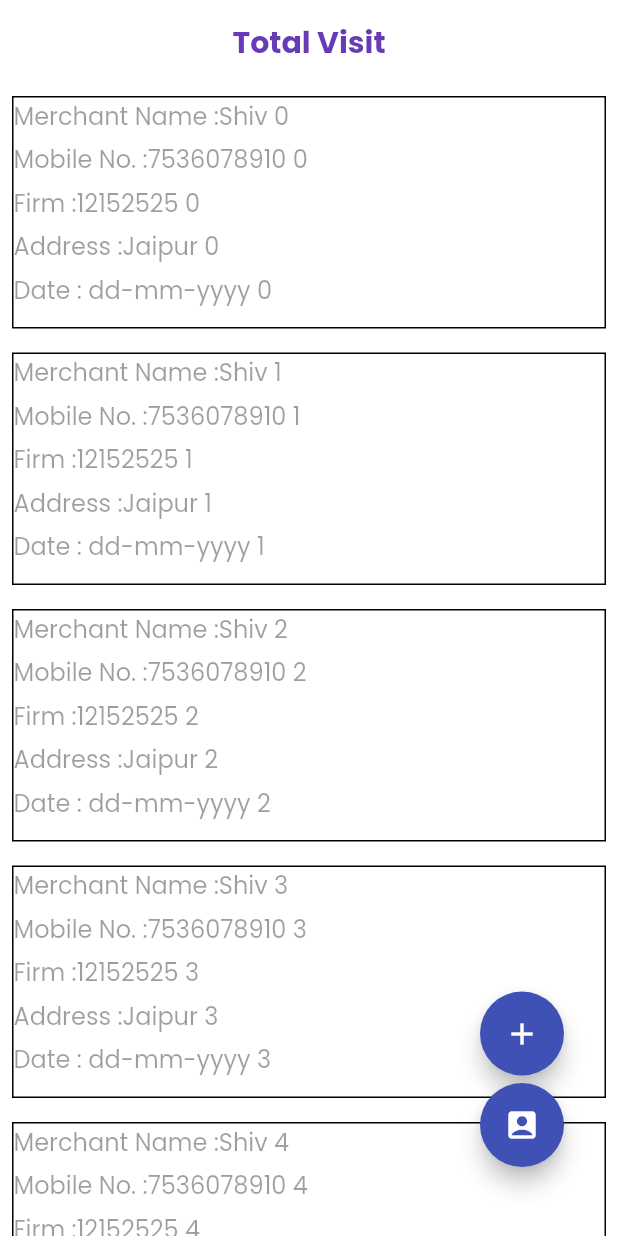
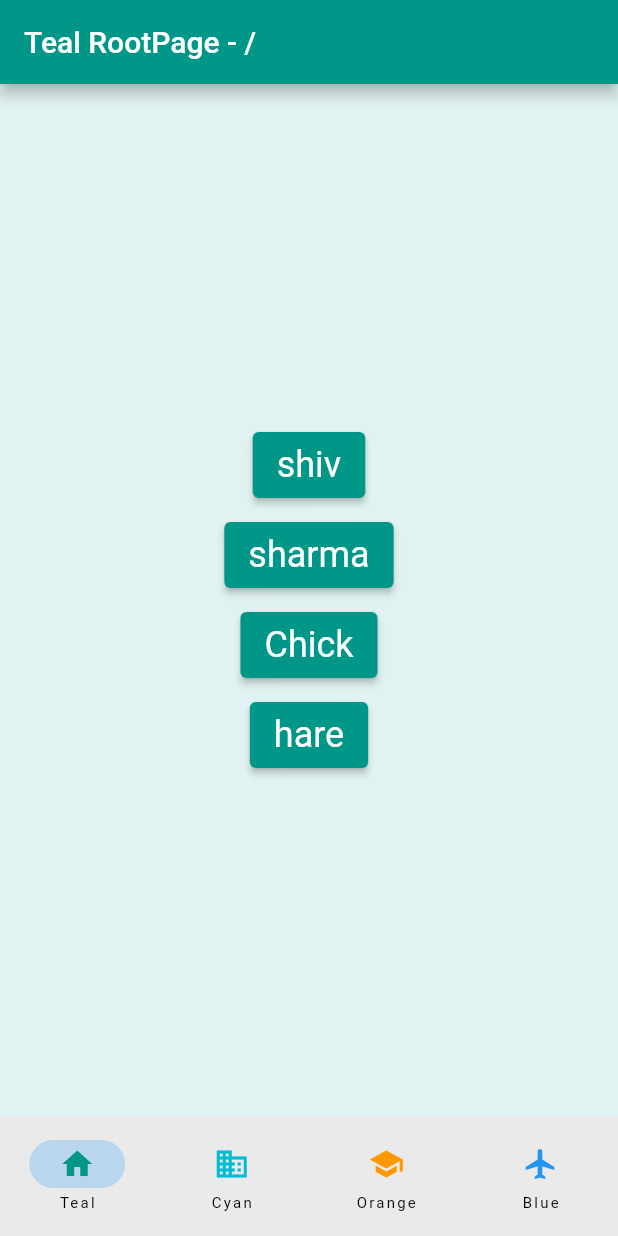
Before and after one commit to shiv7536/MyFirst_flutter_project, a Flutter app: the screen it shows after launch, after a tap on "Login", on a phone screen of 412 x 824 dp. Run offline on Flutter 3.47's test engine with Material 2 defaults, Android fonts, the phone set to English and light mode, and no system bars; our stand-ins replace google_fonts.

Commit message:
last update for home class

```diff
--- /dev/null
+++ b/lib/Home.dart
@@ -0,0 +1,371 @@
+import 'package:flutter/material.dart';
+
+/// Flutter code sample for [NavigationBar] with nested [Navigator] destinations.
+
+void main() {
+  runApp(const MaterialApp(home: Home()));
+}
+
+class Home extends StatefulWidget {
+  const Home({super.key});
+
+  @override
+  State<Home> createState() => _HomeState();
+}
+
+class _HomeState extends State<Home> with TickerProviderStateMixin<Home> {
+  static const List<Destination> allDestinations = <Destination>[
+    Destination(0, 'Teal', Icons.home, Colors.teal),
+    Destination(1, 'Cyan', Icons.business, Colors.cyan),
+    Destination(2, 'Orange', Icons.school, Colors.orange),
+    Destination(3, 'Blue', Icons.flight, Colors.blue),
+  ];
+
+  late final List<GlobalKey<NavigatorState>> navigatorKeys;
+  late final List<GlobalKey> destinationKeys;
+  late final List<AnimationController> destinationFaders;
+  late final List<Widget> destinationViews;
+  int selectedIndex = 0;
+
+  AnimationController buildFaderController() {
+    final AnimationController controller = AnimationController(
+        vsync: this, duration: const Duration(milliseconds: 200));
+    controller.addStatusListener((AnimationStatus status) {
+      if (status == AnimationStatus.dismissed) {
+        setState(() {}); // Rebuild unselected destinations offstage.
+      }
+    });
+    return controller;
+  }
+
+  @override
+  void initState() {
+    super.initState();
+    navigatorKeys = List<GlobalKey<NavigatorState>>.generate(
+        allDestinations.length, (int index) => GlobalKey()).toList();
+    destinationFaders = List<AnimationController>.generate(
+        allDestinations.length, (int index) => buildFaderController()).toList();
+    destinationFaders[selectedIndex].value = 1.0;
+    destinationViews = allDestinations.map((Destination destination) {
+      return FadeTransition(
+        opacity: destinationFaders[destination.index]
+            .drive(CurveTween(curve: Curves.fastOutSlowIn)),
+        child: DestinationView(
+          destination: destination,
+          navigatorKey: navigatorKeys[destination.index],
+        ),
+      );
+    }).toList();
+  }
+
+  @override
+  void dispose() {
+    for (final AnimationController controller in destinationFaders) {
+      controller.dispose();
+    }
+    super.dispose();
+  }
+
+  @override
+  Widget build(BuildContext context) {
+    return WillPopScope(
+      onWillPop: () async {
+        final NavigatorState navigator =
+        navigatorKeys[selectedIndex].currentState!;
+        if (!navigator.canPop()) {
+          return true;
+        }
+        navigator.pop();
+        return false;
+      },
+      child: Scaffold(
+        body: SafeArea(
+          top: false,
+          child: Stack(
+            fit: StackFit.expand,
+            children: allDestinations.map((Destination destination) {
+              final int index = destination.index;
+              final Widget view = destinationViews[index];
+              if (index == selectedIndex) {
+                destinationFaders[index].forward();
+                return Offstage(offstage: false, child: view);
+              } else {
+                destinationFaders[index].reverse();
+                if (destinationFaders[index].isAnimating) {
+                  return IgnorePointer(child: view);
+                }
+                return Offstage(child: view);
+              }
+            }).toList(),
+          ),
+        ),
+        bottomNavigationBar: NavigationBar(
+          selectedIndex: selectedIndex,
+          onDestinationSelected: (int index) {
+            setState(() {
+              selectedIndex = index;
+            });
+          },
+          destinations: allDestinations.map((Destination destination) {
+            return NavigationDestination(
+              icon: Icon(destination.icon, color: destination.color),
+              label: destination.title,
+            );
+          }).toList(),
+        ),
+      ),
+    );
+  }
+}
+
+class Destination {
+  const Destination(this.index, this.title, this.icon, this.color);
+  final int index;
+  final String title;
+  final IconData icon;
+  final MaterialColor color;
+}
+
+class RootPage extends StatelessWidget {
+  const RootPage({super.key, required this.destination});
+
+  final Destination destination;
+
+  Widget _buildDialog(BuildContext context) {
+    return AlertDialog(
+      title: Text('${destination.title} AlertDialog'),
+      actions: <Widget>[
+        TextButton(
+          onPressed: () {
+            Navigator.pop(context);
+          },
+          child: const Text('OK'),
+        ),
+      ],
+    );
+  }
+
+  @override
+  Widget build(BuildContext context) {
+    final TextStyle headlineSmall = Theme.of(context).textTheme.headlineSmall!;
+    final ButtonStyle buttonStyle = ElevatedButton.styleFrom(
+      backgroundColor: destination.color,
+      visualDensity: VisualDensity.comfortable,
+      padding: const EdgeInsets.symmetric(vertical: 12, horizontal: 16),
+      textStyle: headlineSmall,
+    );
+
+    return Scaffold(
+      appBar: AppBar(
+        title: Text('${destination.title} RootPage - /'),
+        backgroundColor: destination.color,
+      ),
+      backgroundColor: destination.color[50],
+      body: Center(
+        child: Column(
+          mainAxisSize: MainAxisSize.min,
+          children: <Widget>[
+            ElevatedButton(
+              style: buttonStyle,
+              onPressed: () {
+                Navigator.pushNamed(context, '/list');
+              },
+              child: const Text('shiv'),
+            ),
+            const SizedBox(height: 16),
+            ElevatedButton(
+              style: buttonStyle,
+              onPressed: () {
+                showDialog(
+                  context: context,
+                  useRootNavigator: false,
+                  builder: _buildDialog,
+                );
+              },
+              child: const Text('sharma'),
+            ),
+            const SizedBox(height: 16),
+            ElevatedButton(
+              style: buttonStyle,
+              onPressed: () {
+                showDialog(
+                  context: context,
+                  useRootNavigator: true,
+                  builder: _buildDialog,
+                );
+              },
+              child: const Text('Chick'),
+            ),
+            const SizedBox(height: 16),
+            Builder(
+              builder: (BuildContext context) {
+                return ElevatedButton(
+                  style: buttonStyle,
+                  onPressed: () {
+                    showBottomSheet(
+                      context: context,
+                      builder: (BuildContext context) {
+                        return Container(
+                          padding: const EdgeInsets.all(16),
+                          width: double.infinity,
+                          child: Text(
+                            '${destination.title} here\n'
+                                'Welcome!',
+                            style: headlineSmall,
+                            softWrap: true,
+                            textAlign: TextAlign.center,
+                          ),
+                        );
+                      },
+                    );
+                  },
+                  child: const Text('hare'),
+                );
+              },
+            ),
+          ],
+        ),
+      ),
+    );
+  }
+}
+
+class ListPage extends StatelessWidget {
+  const ListPage({super.key, required this.destination});
+
+  final Destination destination;
+
+  @override
+  Widget build(BuildContext context) {
+    const int itemCount = 50;
+    final ButtonStyle buttonStyle = OutlinedButton.styleFrom(
+      foregroundColor: destination.color,
+      fixedSize: const Size.fromHeight(128),
+      textStyle: Theme.of(context).textTheme.headlineSmall,
+    );
+    return Scaffold(
+      appBar: AppBar(
+        title: Text('${destination.title} ListPage - /list'),
+        backgroundColor: destination.color,
+      ),
+      backgroundColor: destination.color[50],
+      body: SizedBox.expand(
+        child: ListView.builder(
+          itemCount: itemCount,
+          itemBuilder: (BuildContext context, int index) {
+            return Padding(
+              padding: const EdgeInsets.symmetric(vertical: 4, horizontal: 8),
+              child: OutlinedButton(
+                style: buttonStyle.copyWith(
+                  backgroundColor: MaterialStatePropertyAll<Color>(
+                    Color.lerp(destination.color[100], Colors.white,
+                        index / itemCount)!,
+                  ),
+                ),
+                onPressed: () {
+                  Navigator.pushNamed(context, '/text');
+                },
+                child: Text('Push /text [$index]'),
+              ),
+            );
+          },
+        ),
+      ),
+    );
+  }
+}
+
+class TextPage extends StatefulWidget {
+  const TextPage({super.key, required this.destination});
+
+  final Destination destination;
+
+  @override
+  State<TextPage> createState() => _TextPageState();
+}
+
+class _TextPageState extends State<TextPage> {
+  late final TextEditingController textController;
+
+  @override
+  void initState() {
+    super.initState();
+    textController = TextEditingController(text: 'Sample Text');
+  }
+
+  @override
+  void dispose() {
+    textController.dispose();
+    super.dispose();
+  }
+
+  @override
+  Widget build(BuildContext context) {
+    final ThemeData theme = Theme.of(context);
+    return Scaffold(
+      appBar: AppBar(
+        title: Text('${widget.destination.title} TextPage - /list/text'),
+        backgroundColor: widget.destination.color,
+      ),
+      backgroundColor: widget.destination.color[50],
+      body: Container(
+        padding: const EdgeInsets.all(32.0),
+        alignment: Alignment.center,
+        child: TextField(
+          controller: textController,
+          style: theme.primaryTextTheme.headlineMedium?.copyWith(
+            color: widget.destination.color,
+          ),
+          decoration: InputDecoration(
+            focusedBorder: UnderlineInputBorder(
+              borderSide: BorderSide(
+                color: widget.destination.color,
+                width: 3.0,
+              ),
+            ),
+          ),
+        ),
+      ),
+    );
+  }
+}
+
+class DestinationView extends StatefulWidget {
+  const DestinationView({
+    super.key,
+    required this.destination,
+    required this.navigatorKey,
+  });
+
+  final Destination destination;
+  final Key navigatorKey;
+
+  @override
+  State<DestinationView> createState() => _DestinationViewState();
+}
+
+class _DestinationViewState extends State<DestinationView> {
+  @override
+  Widget build(BuildContext context) {
+    return Navigator(
+      key: widget.navigatorKey,
+      onGenerateRoute: (RouteSettings settings) {
+        return MaterialPageRoute<void>(
+          settings: settings,
+          builder: (BuildContext context) {
+            switch (settings.name) {
+              case '/':
+                return RootPage(destination: widget.destination);
+              case '/list':
+                return ListPage(destination: widget.destination);
+              case '/text':
+                return TextPage(destination: widget.destination);
+            }
+            assert(false);
+            return const SizedBox();
+          },
+        );
+      },
+    );
+  }
+}
--- a/lib/HomeScreen.dart
+++ b/lib/HomeScreen.dart
@@ -2,6 +2,7 @@ import 'package:flutter/material.dart.';
 import 'package:google_fonts/google_fonts.dart';
 //import 'package:totu/NavigationBarApp.dart';
 import 'package:totu/TotalVisit.dart';
+import 'package:totu/Home.dart';
 
 class HomeScreen extends StatefulWidget {
   const HomeScreen({Key? key}) : super(key: key);
@@ -68,7 +69,7 @@ class _HomeScreenState extends State<HomeScreen> {
                     InkWell(
                       onTap: () {
                         Navigator.pushReplacement(context,
-                            MaterialPageRoute(builder: (context) => TotalVisit()));
+                            MaterialPageRoute(builder: (context) => Home()));
                       },
                       child: Container(
                         alignment: Alignment.center,
```
